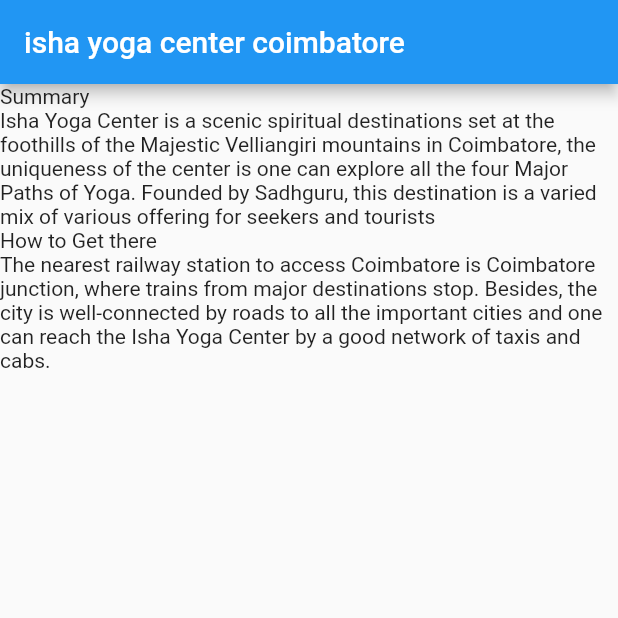
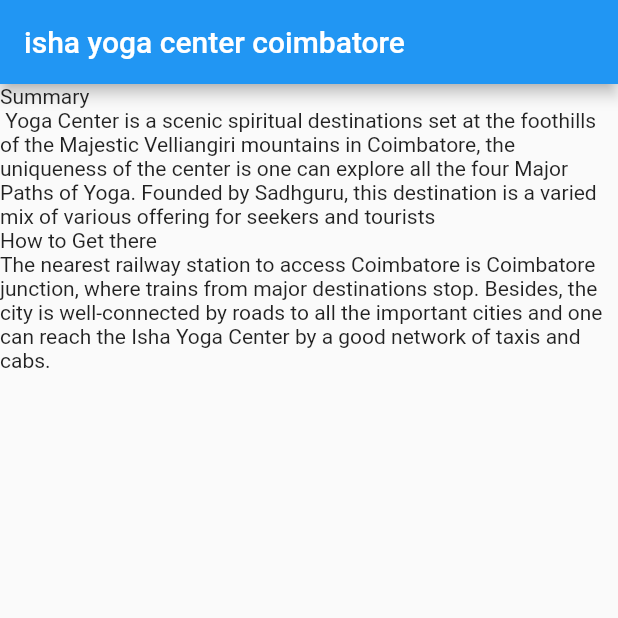
Before and after one commit to prasadrenuka/fluttercrashcourse2023jan, a Flutter app: the screen it shows after launch, on a phone screen of 412 x 824 dp, the top half of it. Run offline on Flutter 3.47's test engine with Material 2 defaults, Android fonts, the light colour scheme and no system bars.

Commit message:
changed text for demo

```diff
--- a/lib/mocks/mock_location.dart
+++ b/lib/mocks/mock_location.dart
@@ -10,7 +10,7 @@
           LocationFact(
               title: 'Summary',
               text:
-                  'Isha Yoga Center is a scenic spiritual destinations set at the foothills of the Majestic Velliangiri mountains in Coimbatore, the uniqueness of the center is one can explore all the four Major Paths of Yoga. Founded by Sadhguru, this destination is a varied mix of various offering for seekers and tourists '),
+                  ' Yoga Center is a scenic spiritual destinations set at the foothills of the Majestic Velliangiri mountains in Coimbatore, the uniqueness of the center is one can explore all the four Major Paths of Yoga. Founded by Sadhguru, this destination is a varied mix of various offering for seekers and tourists '),
           LocationFact(
               title: 'How to Get there',
               text:
```
